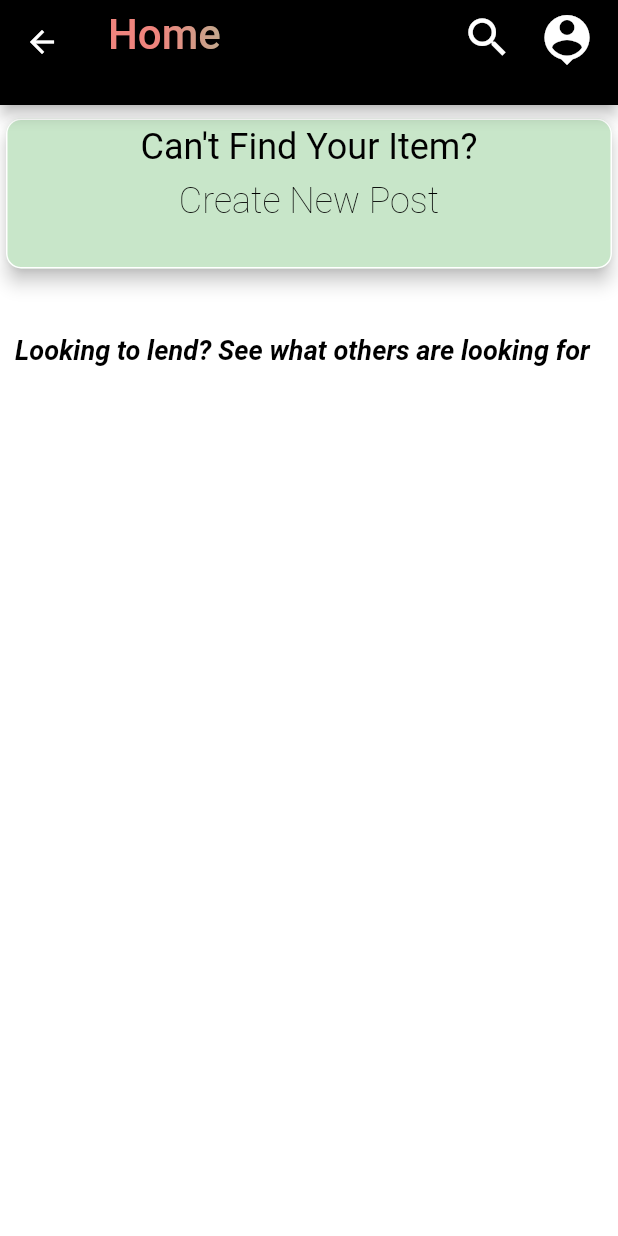
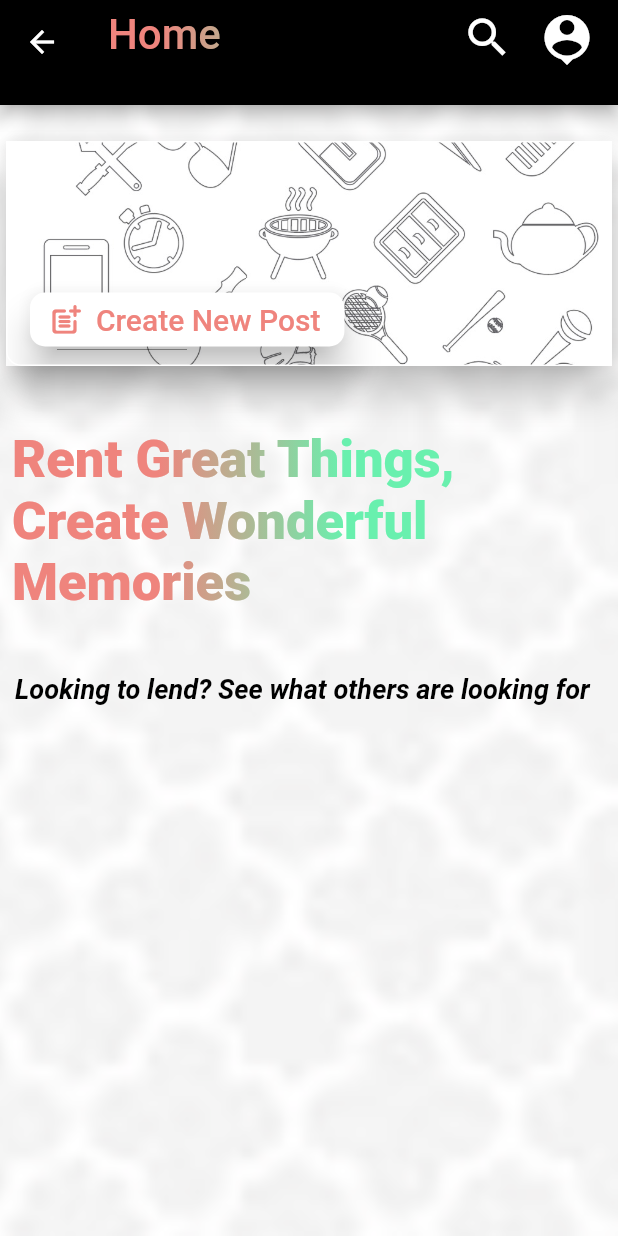
Before and after one commit to Shivang211/Orbital, a Flutter app: the CloudFirestoreSearch screen opened directly, after a tap on "Create New Post", after a tap on "Lend", after a tap on the "home" icon, on a phone screen of 412 x 824 dp. Run offline on Flutter 3.47's test engine with Material 2 defaults, Android fonts, the light colour scheme and no system bars; our stand-ins replace animated_background, cloud_firestore, confetti, dio, firebase_auth, firebase_core and 7 more; accounts and stored records are empty.

Commit message:
new commit

```diff
--- a/lib/screens/LendorRent.dart
+++ b/lib/screens/LendorRent.dart
@@ -120,10 +120,11 @@ class _LendorRentState extends State<LendorRent> {
               width: 100,
               child: ElevatedButton(
                   style: ButtonStyle(
-                      backgroundColor: MaterialStateProperty.all(Colors.black),
+                      elevation: MaterialStateProperty.all(10),
+                      backgroundColor: MaterialStateProperty.all(Colors.white),
                       shape: MaterialStateProperty.all<RoundedRectangleBorder>(
                           RoundedRectangleBorder(
-                        borderRadius: BorderRadius.circular(18.0),
+                        borderRadius: BorderRadius.circular(10.0),
                       ))),
                   onPressed: () {
                     LendorRent.lentOrRent = "Lend";
@@ -132,7 +133,10 @@ class _LendorRentState extends State<LendorRent> {
                       MaterialPageRoute(builder: (context) => CreateNewRent()),
                     );
                   },
-                  child: Text("Lend")),
+                  child: Text(
+                    "Lend",
+                    style: TextStyle(color: Colors.black),
+                  )),
             ),
           ),
           Padding(
@@ -142,12 +146,13 @@ class _LendorRentState extends State<LendorRent> {
                 width: 100,
                 child: ElevatedButton(
                     style: ButtonStyle(
+                        elevation: MaterialStateProperty.all(10),
                         backgroundColor:
-                            MaterialStateProperty.all(Colors.black),
+                            MaterialStateProperty.all(Colors.white),
                         shape:
                             MaterialStateProperty.all<RoundedRectangleBorder>(
                                 RoundedRectangleBorder(
-                          borderRadius: BorderRadius.circular(18.0),
+                          borderRadius: BorderRadius.circular(10.0),
                         ))),
                     onPressed: () {
                       LendorRent.lentOrRent = "Borrow";
@@ -157,7 +162,8 @@ class _LendorRentState extends State<LendorRent> {
                             builder: (context) => CreateNewRent()),
                       );
                     },
-                    child: Text("Borrow")),
+                    child:
+                        Text("Borrow", style: TextStyle(color: Colors.black))),
               ))
         ])
       ]),
--- a/lib/screens/mainpage.dart
+++ b/lib/screens/mainpage.dart
@@ -154,30 +154,43 @@ class _MainpageState extends State<Mainpage> {
             ],
           ),
         ),
-      body:
-          // Stack(children: [
-          //   Positioned.fill(
-          //     child: Image(
-          //       image: AssetImage("assets/icons/white2.png"),
-          //       fit: BoxFit.cover,
-          //     ),
-          //   ),
+        body: Stack(children: [
+          Positioned.fill(
+            child: Image(
+              image: AssetImage("assets/icons/white5.png"),
+              fit: BoxFit.cover,
+            ),
+          ),
           Form(
               key: _formKey,
               child: Padding(
-                padding: const EdgeInsets.only(top: 5),
+                padding: const EdgeInsets.only(top: 20),
                 child: Column(
                     crossAxisAlignment: CrossAxisAlignment.center,
                     mainAxisAlignment: MainAxisAlignment.center,
                     children: [
-                      Card(
-                        elevation: 5,
+                      Padding(
+                        padding: const EdgeInsets.only(top: 0.0),
+                        child: Card(
+                          elevation: 10,
                           shape: RoundedRectangleBorder(
                             side: BorderSide(color: Colors.white, width: 1),
                             borderRadius: BorderRadius.circular(10),
                           ),
                           color: Colors.green[100],
                           child: Container(
+                            height: 150,
+                            width: double.infinity,
+                            decoration: BoxDecoration(
+                              image: DecorationImage(
+                                // colorFilter: new ColorFilter.mode(
+                                //     Colors.red.withOpacity(0.4),
+                                //     BlendMode.dstATop),
+                                image: AssetImage("assets/icons/newimage.jpeg"),
+                                fit: BoxFit.fitWidth,
+                                alignment: Alignment.topCenter,
+                              ),
+                            ),
                             child: MaterialButton(
                               onPressed: () {
                                 Navigator.pushReplacement(
@@ -187,39 +200,71 @@ class _MainpageState extends State<Mainpage> {
                                 );
                               },
                               child: SizedBox(
-                              height: 100,
+                                height: 200,
                                 width: double.infinity,
                                 child: Column(
                                     // crossAxisAlignment: CrossAxisAlignment.center,
                                     // mainAxisAlignment: MainAxisAlignment.center,
                                     children: [
                                       Column(children: [
-                                      Padding(
-                                        padding: const EdgeInsets.only(top: 5),
+                                        // Padding(
+                                        //   padding:
+                                        //       const EdgeInsets.only(top: 125),
+                                        //   child: Align(
+                                        //     alignment: Alignment.bottomLeft,
+                                        //     child: Text(
+                                        //       "Can't Find Your Item?",
+                                        //       style: TextStyle(
+                                        //           fontSize: 20,
+                                        //           fontWeight: FontWeight.w400,
+                                        //           // foreground: Paint()
+                                        //           //   ..shader = linearGradient
+                                        //           color: Colors.black),
+                                        //     ),
+                                        //   ),
+                                        // ),
+                                        Align(
+                                          alignment: Alignment.bottomLeft,
+                                          child: Padding(
+                                            padding: const EdgeInsets.only(
+                                                top: 95.0, right: 40),
                                             child: Align(
-                                          alignment: Alignment.topCenter,
-                                          child: Text(
-                                            "Can't Find Your Item?",
-                                            style: TextStyle(
-                                                fontSize: 24,
-                                                fontWeight: FontWeight.w400,
-                                                // foreground: Paint()
-                                                //   ..shader = linearGradient
-                                                color: Colors.black),
-                                          ),
-                                        ),
-                                      ),
-                                      Padding(
-                                        padding:
-                                            const EdgeInsets.only(top: 8.0),
-                                        child: Align(
-                                          alignment: Alignment.center,
-                                          child: Text(
+                                              alignment: Alignment.bottomLeft,
+                                              child: ElevatedButton.icon(
+                                                  style: ButtonStyle(
+                                                      elevation:
+                                                          MaterialStateProperty
+                                                              .all(10),
+                                                      backgroundColor:
+                                                          MaterialStateProperty
+                                                              .all(
+                                                                  Colors.white),
+                                                      shape: MaterialStateProperty.all<
+                                                              RoundedRectangleBorder>(
+                                                          RoundedRectangleBorder(
+                                                        borderRadius:
+                                                            BorderRadius
+                                                                .circular(10.0),
+                                                      ))),
+                                                  onPressed: () {
+                                                    Navigator.pushReplacement(
+                                                        context,
+                                                        new MaterialPageRoute(
+                                                            builder: (context) =>
+                                                                LendorRent()));
+                                                  },
+                                                  label: Text(
                                                     "Create New Post",
                                                     style: TextStyle(
-                                                fontSize: 24,
-                                                fontWeight: FontWeight.w200,
-                                                color: Colors.black),
+                                                        color: Color.fromRGBO(
+                                                            239, 132, 125, 1),
+                                                        fontSize: 20),
+                                                  ),
+                                                  icon: Icon(
+                                                    Icons.post_add_rounded,
+                                                    color: Color.fromRGBO(
+                                                        239, 132, 125, 1),
+                                                  )),
                                             ),
                                           ),
                                         ),
@@ -228,6 +273,20 @@ class _MainpageState extends State<Mainpage> {
                               ),
                             ),
                           ),
+                        ),
+                      ),
+                      Padding(
+                        padding: const EdgeInsets.only(left: 8, top: 38.0),
+                        child: Align(
+                            alignment: Alignment.centerLeft,
+                            child: Text(
+                              'Rent Great Things, Create Wonderful Memories',
+                              style: TextStyle(
+                                fontSize: 35,
+                                fontWeight: FontWeight.w800,
+                                foreground: Paint()..shader = linearGradient,
+                              ),
+                            )),
                       ),
                       Padding(
                         padding: const EdgeInsets.fromLTRB(10, 40, 0, 20),
@@ -483,8 +542,7 @@ class _MainpageState extends State<Mainpage> {
                       )
                     ]),
               )),
-      //])
-    );
+        ]));
   }
 
   Widget _buildPopupDialog(
@@ -576,7 +634,7 @@ class _MainpageState extends State<Mainpage> {
                 MaterialPageRoute(builder: (context) => MyMatches()),
               );
             },
-            child: Text("My Items")),
+            child: Text("Posts Created")),
         ElevatedButton(
             style: ButtonStyle(
                 backgroundColor: MaterialStateProperty.all(Colors.greenAccent),
@@ -620,7 +678,7 @@ class _MainpageState extends State<Mainpage> {
                 MaterialPageRoute(builder: (context) => MyLikes()),
               );
             },
-            child: Text("My Likes")),
+            child: Text("Liked Items")),
         ElevatedButton(
             style: ButtonStyle(
                 backgroundColor: MaterialStateProperty.all(Colors.greenAccent),
@@ -664,7 +722,7 @@ class _MainpageState extends State<Mainpage> {
                 MaterialPageRoute(builder: (context) => MyLikes()),
               );
             },
-            child: Text("My Likes")),
+            child: Text("Liked Items")),
         ElevatedButton(
             style: ButtonStyle(
                 backgroundColor: MaterialStateProperty.all(Colors.greenAccent),
--- a/lib/screens/searchPage.dart
+++ b/lib/screens/searchPage.dart
@@ -120,6 +120,45 @@ class _CloudFirestoreSearchState extends State<CloudFirestoreSearch> {
       //   ),
       body: SingleChildScrollView(
           child: Column(children: [
+        Padding(
+          padding: const EdgeInsets.only(top: 18.0),
+          child: Text(
+            "Can't find what you need?",
+            style: TextStyle(
+              fontStyle: FontStyle.italic,
+            ),
+          ),
+        ),
+        Padding(
+          padding: const EdgeInsets.only(top: 8.0),
+          child: Container(
+            height: 60,
+            width: 220,
+            child: ElevatedButton.icon(
+                style: ButtonStyle(
+                    elevation: MaterialStateProperty.all(10),
+                    backgroundColor: MaterialStateProperty.all(Colors.white),
+                    shape: MaterialStateProperty.all<RoundedRectangleBorder>(
+                        RoundedRectangleBorder(
+                      borderRadius: BorderRadius.circular(10.0),
+                    ))),
+                onPressed: () {
+                  Navigator.pushReplacement(
+                      context,
+                      new MaterialPageRoute(
+                          builder: (context) => LendorRent()));
+                },
+                label: Text(
+                  "Create New Post",
+                  style: TextStyle(
+                      color: Color.fromRGBO(239, 132, 125, 1), fontSize: 20),
+                ),
+                icon: Icon(
+                  Icons.post_add_rounded,
+                  color: Color.fromRGBO(239, 132, 125, 1),
+                )),
+          ),
+        ),
         Padding(
           padding: const EdgeInsets.only(top: 18.0),
           child: StreamBuilder<QuerySnapshot>(
@@ -311,45 +350,6 @@ class _CloudFirestoreSearchState extends State<CloudFirestoreSearch> {
             },
           ),
         ),
-        Padding(
-          padding: const EdgeInsets.only(top: 28.0),
-          child: Text(
-            "Can't find what you need?",
-            style: TextStyle(
-              fontStyle: FontStyle.italic,
-            ),
-          ),
-        ),
-        Padding(
-          padding: const EdgeInsets.only(top: 8.0),
-          child: Container(
-            height: 60,
-            width: 220,
-            child: ElevatedButton.icon(
-                style: ButtonStyle(
-                    elevation: MaterialStateProperty.all(10),
-                    backgroundColor: MaterialStateProperty.all(Colors.white),
-                    shape: MaterialStateProperty.all<RoundedRectangleBorder>(
-                        RoundedRectangleBorder(
-                      borderRadius: BorderRadius.circular(10.0),
-                    ))),
-                onPressed: () {
-                  Navigator.pushReplacement(
-                      context,
-                      new MaterialPageRoute(
-                          builder: (context) => LendorRent()));
-                },
-                label: Text(
-                  "Create New Post",
-                  style: TextStyle(
-                      color: Color.fromRGBO(239, 132, 125, 1), fontSize: 20),
-                ),
-                icon: Icon(
-                  Icons.post_add_rounded,
-                  color: Color.fromRGBO(239, 132, 125, 1),
-                )),
-          ),
-        )
       ])),
     );
   }
--- a/pubspec.yaml
+++ b/pubspec.yaml
@@ -93,6 +93,9 @@ flutter:
     - assets/icons/nus.png
     - assets/icons/nus2.png
     - assets/icons/new2.png
+    - assets/icons/football.png
+    - assets/icons/sports.png
+    - assets/icons/newimage.jpeg
 
   # An image asset can refer to one or more resolution-specific "variants", see
   # https://flutter.dev/assets-and-images/#resolution-aware.
```
Also changed, not shown: assets/icons/football.png (added), assets/icons/newimage.jpeg (added), assets/icons/sports.png (added). Lines whose indentation alone changed are shown as unchanged.
